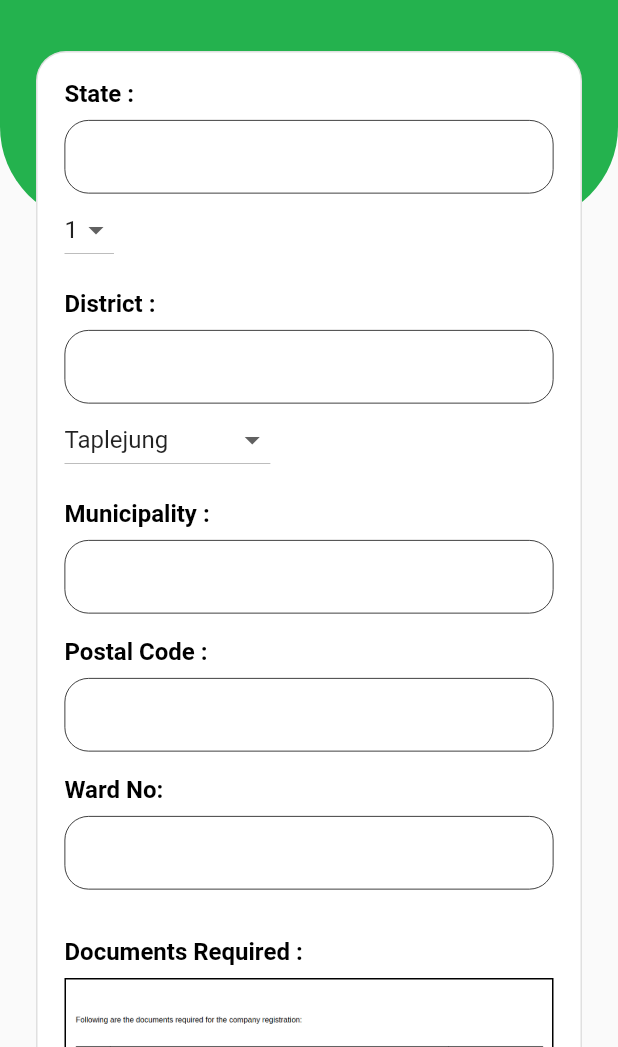
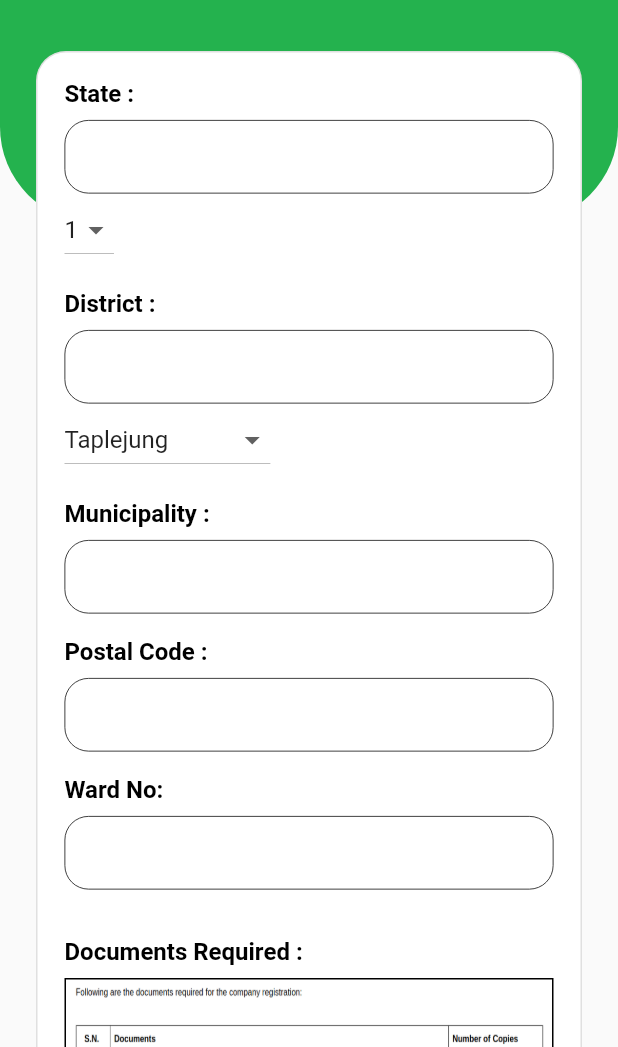
Before and after one commit to Ritesh-056/ecom_registration, a Flutter app: the UserLocationDetailsScreen screen opened directly with empty values, on a phone screen of 412 x 824 dp, the part 189-1236 px from its top. Run offline on Flutter 3.47's test engine with Material 2 defaults, Android fonts, the phone set to English and light mode, and no system bars; our stand-ins replace bloc, dio, equatable, file_picker, fluttertoast; missing offline and left inert: dart:html.

Commit message:
user data screen modified and changed logic

```diff
--- a/lib/const.dart
+++ b/lib/const.dart
@@ -8,9 +8,9 @@ double itemGapSize = 8.0;
 double itemBlocGapSize = 16.0;
 
 const create_user_api_base_url =
-    "https://aa3c-2400-1a00-b010-d9be-c341-c8b4-9d9e-2e08.in.ngrok.io/";
+    "https://fd17-2400-1a00-b010-2ac9-e291-f007-1c95-f4df.in.ngrok.io/";
 
-const List<String> companyList = ['Private', 'Public'];
+const List<String> companyList = ['Private', 'Government'];
 const List<String> stateList = ['1', '2', '3', '4', '5', '6', '7'];
 const List<String> districtList = [
   'Taplejung',
--- a/lib/resources/post_data /user_details_post.dart
+++ b/lib/resources/post_data /user_details_post.dart
@@ -63,6 +63,7 @@ class ApiPostService {
       }
     } catch (ex) {
       Navigator.pop(context);
+      print(ex.toString());
       throw Exception(ex.toString());
     }
   }
--- a/lib/resources/widgets/reusable_widgets.dart
+++ b/lib/resources/widgets/reusable_widgets.dart
@@ -77,12 +77,16 @@ Widget E_comRegistrationNormalText(String strText, TextDecoration decoration) {
 }
 
 Widget E_comRegistrationLoginOrRegisterButton(
-    String txtString, BuildContext context) {
+    String txtString, BuildContext context , {bool isPaid = true}) {
   return Container(
     // margin: EdgeInsets.only(left: 8, right: 8),
-    decoration: BoxDecoration(
-      color: Colors.green,
+    decoration: isPaid ? BoxDecoration(
+      color: Colors.green ,
       borderRadius: BorderRadius.all(Radius.circular(20.0)),
+    ):BoxDecoration(
+      color: Colors.white,
+      borderRadius: BorderRadius.all(Radius.circular(20.0)),
+      border: Border.all(color: Colors.black54, width: 0.2),
     ),
     width: MediaQuery.of(context).size.width,
     child: Padding(
@@ -91,7 +95,7 @@ Widget E_comRegistrationLoginOrRegisterButton(
         child: Text(txtString,
             style: TextStyle(
                 fontSize: 16,
-                color: Colors.white,
+                color: isPaid ? Colors.white : Colors.black,
                 fontWeight: FontWeight.bold)),
       ),
     ),
--- a/lib/screens/user_details__location_page.dart
+++ b/lib/screens/user_details__location_page.dart
@@ -1,12 +1,14 @@
 import 'dart:io';
 
 import 'package:ecom_registration/model%20/company.dart';
+import 'package:ecom_registration/resources/functions/progressdialog.dart';
 import 'package:ecom_registration/resources/functions/resuable_functions.dart';
 import 'package:ecom_registration/resources/post_data%20/user_details_post.dart';
 import 'package:ecom_registration/resources/widgets/master_widgets.dart';
 import 'package:ecom_registration/resources/widgets/reusable_widgets.dart';
 import 'package:ecom_registration/state/provider/file_provider.dart';
 import 'package:ecom_registration/state/provider/file_provider.dart';
+import 'package:ecom_registration/state/provider/general_func_provider.dart';
 import 'package:flutter/material.dart';
 import 'package:flutter/painting.dart';
 import 'package:provider/provider.dart';
@@ -82,7 +84,6 @@ class _UserLocationDetailsScreenState extends State<UserLocationDetailsScreen> {
   }
 
   Widget RegistrationContainer(BuildContext context) {
-
     return Container(
         decoration: BoxDecoration(
           color: Colors.white,
@@ -92,8 +93,7 @@ class _UserLocationDetailsScreenState extends State<UserLocationDetailsScreen> {
         margin: EdgeInsets.symmetric(vertical: 34.0, horizontal: 8),
         child: Padding(
           padding: const EdgeInsets.all(18.0),
-          child:
-              Column(crossAxisAlignment: CrossAxisAlignment.start, children: [
+          child: Column(crossAxisAlignment: CrossAxisAlignment.start, children: [
             //username block
             E_comRegistrationTextHeading('State :'),
             E_comRegistrationSizedVerticalBox(itemGapSize),
@@ -162,23 +162,37 @@ class _UserLocationDetailsScreenState extends State<UserLocationDetailsScreen> {
             E_comRegistrationInputField(_inputWardNoController,
                 inputTypeNumber: true),
 
-            E_comRegistrationSizedVerticalBox(itemBlocGapSize*2),
+            E_comRegistrationSizedVerticalBox(itemBlocGapSize * 2),
 
             E_comRegistrationTextHeading('Documents Required :'),
             E_comRegistrationSizedVerticalBox(8.0),
+
 
           Container(
             decoration: BoxDecoration(
               border: Border.all(color: Colors.black),
             ),
-                child: Image.asset('assets/documents_required.png', height: 200)),
+            child: InteractiveViewer(
+                panEnabled: false, // Set it to false
+                // boundaryMargin: EdgeInsets.all(100),
+                minScale: 0.10,
+                maxScale: 8,
+                child: Image.asset(
+                  'assets/documents_required.png',
+                  width: MediaQuery.of(context).size.width,
+                  height: 200,
+                  fit: BoxFit.fill,
+                )),
+          ),
+
 
             E_comRegistrationSizedVerticalBox(itemBlocGapSize),
             Row(
               mainAxisAlignment: MainAxisAlignment.spaceBetween,
               children: [
                 E_comRegistrationTextHeading('Attach Documents :'),
-                    IconButton(
+                Consumer<FilePickerProvider>(
+                  builder:(context,filesData,child)=> filesData.files.length > 0 ?IconButton(
                   onPressed: () {
                     context.read<FilePickerProvider>().getFileFromStorage();
                   },
@@ -186,14 +200,12 @@ class _UserLocationDetailsScreenState extends State<UserLocationDetailsScreen> {
                     Icons.upload_outlined,
                     color: Colors.black,
                   ),
-                    ),
-
+                ): Container(),)
               ],
             ),
             E_comRegistrationSizedVerticalBox(8.0),
             Consumer<FilePickerProvider>(
-              builder: (context, fileData, child)=>
-                   fileData.files.length > 0
+              builder: (context, fileData, child) => fileData.files.length > 0
                   ? FileSelectedView(fileData.files)
                   : ElevatedButton(
                       onPressed: () {
@@ -202,20 +214,35 @@ class _UserLocationDetailsScreenState extends State<UserLocationDetailsScreen> {
                       child: Text('Choose File')),
             ),
             E_comRegistrationSizedVerticalBox(itemBlocGapSize * 2),
+                Consumer<GeneralFuncProvider>(
+                    builder: (context, generalProvider, child) => generalProvider
+                        .isRegistrationChargePaid
+                        ? E_comRegistrationLoginOrRegisterButton('Pay fee', context,isPaid: false):
                     GestureDetector(
+                        onTap: () {
+                          E_comRegistrationShowModelFunction(context);
+                        },
+                        child: E_comRegistrationLoginOrRegisterButton(
+                            'Pay fee', context))
+                        ),
+
+            E_comRegistrationSizedVerticalBox(itemBlocGapSize),
+            Consumer<GeneralFuncProvider>(
+                builder: (context, generalProvider, child) => generalProvider
+                        .isRegistrationChargePaid
+                    ? GestureDetector(
                         onTap: () {
                           checkUserDetails();
                         },
                         child: E_comRegistrationLoginOrRegisterButton(
-                    'Pay and Submit', context)),
+                            'Submit', context))
+                    : E_comRegistrationLoginOrRegisterButton('Submit', context,isPaid: false))
           ]),
         ));
   }
 
   void checkUserDetails() {
-    var files = Provider
-        .of<FilePickerProvider>(context, listen: false)
-        .files;
+    var files = Provider.of<FilePickerProvider>(context, listen: false).files;
 
     if (_inputStateController.text.isEmpty) {
       return E_comRegistrationToastFunction(context, 'please select state ');
@@ -243,6 +270,9 @@ class _UserLocationDetailsScreenState extends State<UserLocationDetailsScreen> {
     if (files.length == 0) {
       return E_comRegistrationToastFunction(context, 'please select files');
     } else {
+
+      GISCircularProgressDialog(context,' Uploading data', 'Please wait uploading to database.');
+
       String name = widget.getUserDetailMap['name'];
       String email = widget.getUserDetailMap['email'];
       String fieldOfBusiness = widget.getUserDetailMap['fieldOfBusiness'];
@@ -260,34 +290,26 @@ class _UserLocationDetailsScreenState extends State<UserLocationDetailsScreen> {
           wardNo: _inputWardNoController.text,
           municipality: _inputMunicipalityController.text,
           postalCode: _inputPostalCodeController.text,
-          files: context
-              .read<FilePickerProvider>()
-              .files
-      );
+          files: context.read<FilePickerProvider>().files);
 
 
-      E_comRegistrationShowModelFunction(context);
+      Navigator.pushNamed(context, '/document_list_screen');
 
-
-      ApiPostService().uploadData(context, company).then((value) {
-          if (value) {
-            Navigator.pushNamed(context, '/document_list_screen');
-            return E_comRegistrationToastFunction(
-                context, 'Data uploaded to database.');
-          } else {
-            return E_comRegistrationToastFunction(
-                context, 'Error uploading to database.');
-          }
-        }).catchError((err) {
-          print("data upload err occured" + err.toString());
-          return E_comRegistrationToastFunction(context, err.toString());
-        });
-
-
-
+      // ApiPostService().uploadData(context, company).then((value) {
+      //   if (value) {
+      //     Navigator.pushNamed(context, '/document_list_screen');
+      //     return E_comRegistrationToastFunction(
+      //         context, 'Data uploaded to database.');
+      //   } else {
+      //     print('User uploading error should be encountered here'+ value.toString());
+      //     return E_comRegistrationToastFunction(
+      //         context, 'Error uploading to database.');
+      //   }
+      // }).catchError((err) {
+      //   print("Error uploading" + err.toString());
+      // });
     }
   }
-
 
   Widget FileSelectedView(List<File> file) {
     return Column(
@@ -295,10 +317,9 @@ class _UserLocationDetailsScreenState extends State<UserLocationDetailsScreen> {
     );
   }
 
-
-  List<Widget> attachFile(List<File> file){
-    List<Widget> fileWidget  =[];
-    for(int i =0 ; i < file.length ; i++){
+  List<Widget> attachFile(List<File> file) {
+    List<Widget> fileWidget = [];
+    for (int i = 0; i < file.length; i++) {
       fileWidget.add(Row(
         mainAxisSize: MainAxisSize.max,
         mainAxisAlignment: MainAxisAlignment.spaceBetween,
--- a/lib/state/provider/general_func_provider.dart
+++ b/lib/state/provider/general_func_provider.dart
@@ -1,3 +1,20 @@
 import 'package:flutter/material.dart';
 
-class GeneralFuncProvider extends ChangeNotifier {}
+class GeneralFuncProvider extends ChangeNotifier {
+
+  bool isRegistrationChargePaid  =false;
+  bool isPrivateCompany  = true;
+  int count = 0;
+
+  void checkFinePaidOrNot(){
+    isRegistrationChargePaid  = true ;
+    notifyListeners();
+  }
+
+  void changTypeOfCompany(){
+    count++;
+    count % 2 == 0 ? isPrivateCompany = false : isPrivateCompany = true ;
+    notifyListeners();
+  }
+
+}
```
Also changed, not shown: lib/resources/functions/resuable_functions.dart (+12 -11 lines). Lines whose indentation alone changed are shown as unchanged.
